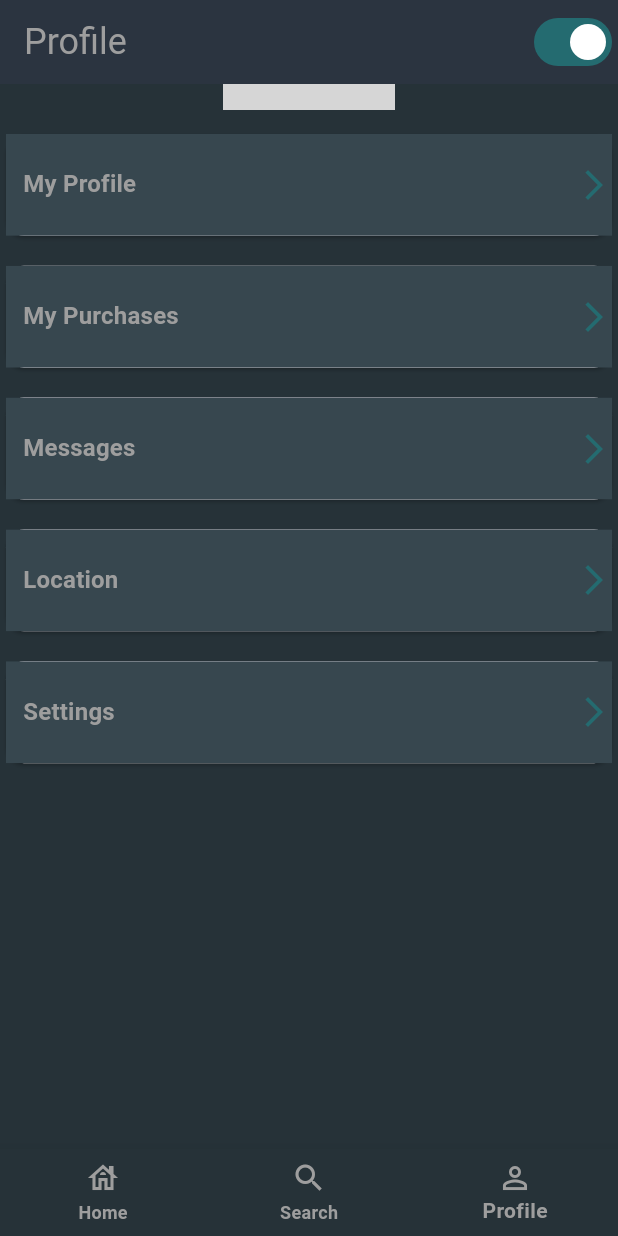
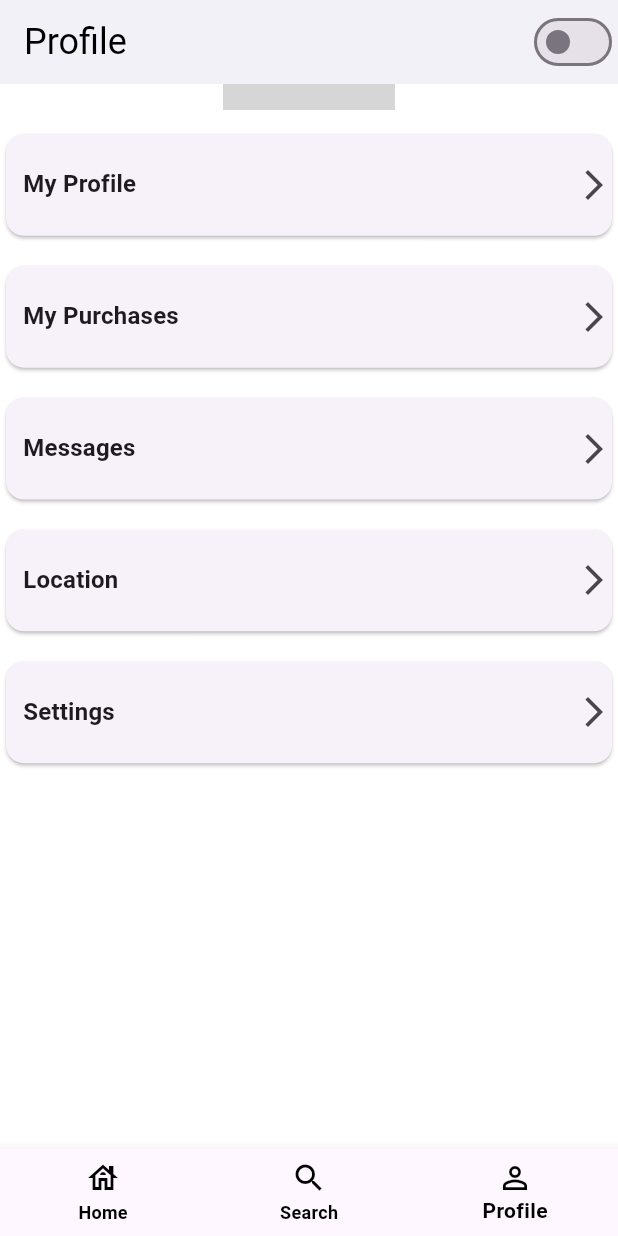
Before and after one commit to GilsonAndre/fake_store_challenge, a Flutter app: the screen it shows after launch, item 3 of the bottom bar chosen, scrolled down 114 dp, on a phone screen of 412 x 824 dp. Run offline on Flutter 3.47's test engine with Material 3 defaults, Android fonts, the phone set to English and light mode, and no system bars; our stand-ins replace bloc, dio, flutter_bloc, flutter_screenutil, fluttertoast; network calls fail; grey boxes are pictures that could not be loaded.

Commit message:
switch for change theme to light to dark

```diff
--- a/lib/data/blocs/bloc_switch/bloc/switch_bloc.dart
+++ b/lib/data/blocs/bloc_switch/bloc/switch_bloc.dart
@@ -6,12 +6,14 @@ part 'switch_event.dart';
 part 'switch_state.dart';
 
 class SwitchBloc extends Bloc<SwitchEvent, SwitchState> {
-  SwitchBloc() : super(SwitchInitial()) {
+  SwitchBloc() : super(SwitchState()) {
     on<SwitchThemeEvent>(_switchThemeEvent);
   }
 
   FutureOr<void> _switchThemeEvent(
     SwitchThemeEvent event,
     Emitter<SwitchState> emit,
-  ) {}
+  ) {
+    emit(SwitchState(switchButton: event.switchButton));
+  }
 }
--- a/lib/data/blocs/bloc_switch/bloc/switch_event.dart
+++ b/lib/data/blocs/bloc_switch/bloc/switch_event.dart
@@ -4,4 +4,8 @@ abstract class SwitchEvent {
   const SwitchEvent();
 }
 
-class SwitchThemeEvent extends SwitchEvent {}
+class SwitchThemeEvent extends SwitchEvent {
+  final bool switchButton;
+
+  SwitchThemeEvent(this.switchButton);
+}
--- a/lib/data/blocs/bloc_switch/bloc/switch_state.dart
+++ b/lib/data/blocs/bloc_switch/bloc/switch_state.dart
@@ -1,5 +1,7 @@
 part of 'switch_bloc.dart';
 
-abstract class SwitchState {}
+class SwitchState {
+  final bool switchButton;
 
-class SwitchInitial extends SwitchState {}
+  SwitchState({this.switchButton = false});
+}
--- a/lib/main.dart
+++ b/lib/main.dart
@@ -2,6 +2,7 @@ import 'package:fake_store_one/data/blocs/bloc_cart/bloc/cart_bloc.dart';
 import 'package:fake_store_one/data/blocs/bloc_category/bloc/category_bloc.dart';
 import 'package:fake_store_one/data/blocs/bloc_change_page/bloc/change_page_bloc.dart';
 import 'package:fake_store_one/data/blocs/bloc_products/bloc/product_bloc.dart';
+import 'package:fake_store_one/data/blocs/bloc_switch/bloc/switch_bloc.dart';
 import 'package:fake_store_one/ui/pages/aplication_page.dart';
 import 'package:fake_store_one/ui/resources/theme.dart';
 import 'package:flutter/material.dart';
@@ -33,12 +34,20 @@ class MyApp extends StatelessWidget {
         BlocProvider(
           create: (context) => ChangePageBloc(),
         ),
+        BlocProvider(
+          create: (context) => SwitchBloc(),
+        ),
       ],
       child: ScreenUtilInit(
-        child: MaterialApp(
-          debugShowCheckedModeBanner: false,
-          theme: themeApp.themeDark(),
-          home: const AplicationPage(),
+        child: BlocBuilder<SwitchBloc, SwitchState>(
+          builder: (context, state) {
+            return MaterialApp(
+              debugShowCheckedModeBanner: false,
+              theme: state.switchButton ? themeApp.themeDark() : themeApp.themeLight(),
+              themeMode: ThemeMode.system,
+              home: const AplicationPage(),
+            );
+          },
         ),
       ),
     );
--- a/lib/ui/pages/profile_page.dart
+++ b/lib/ui/pages/profile_page.dart
@@ -1,7 +1,9 @@
+import 'package:fake_store_one/data/blocs/bloc_switch/bloc/switch_bloc.dart';
 import 'package:fake_store_one/ui/resources/colors.dart';
 import 'package:fake_store_one/ui/resources/strings.dart';
 import 'package:fake_store_one/ui/widgets/list_tile.dart';
 import 'package:flutter/material.dart';
+import 'package:flutter_bloc/flutter_bloc.dart';
 import 'package:flutter_screenutil/flutter_screenutil.dart';
 
 class ProfilePage extends StatelessWidget {
@@ -13,11 +15,17 @@ class ProfilePage extends StatelessWidget {
       appBar: AppBar(
         title: const Text(Strings.profileAppBar),
         actions: [
-          Switch(
-            value: true,
-            onChanged: (value) {},
-            activeTrackColor: AppColors.darkPrimaryColor,
-          )
+          BlocBuilder<SwitchBloc, SwitchState>(
+            builder: (context, state) {
+              return Switch(
+                value: state.switchButton,
+                onChanged: (value) {
+                  context.read<SwitchBloc>().add(SwitchThemeEvent(value));
+                },
+                activeTrackColor: AppColors.darkPrimaryColor,
+              );
+            },
+          ),
         ],
       ),
       body: SingleChildScrollView(
```
